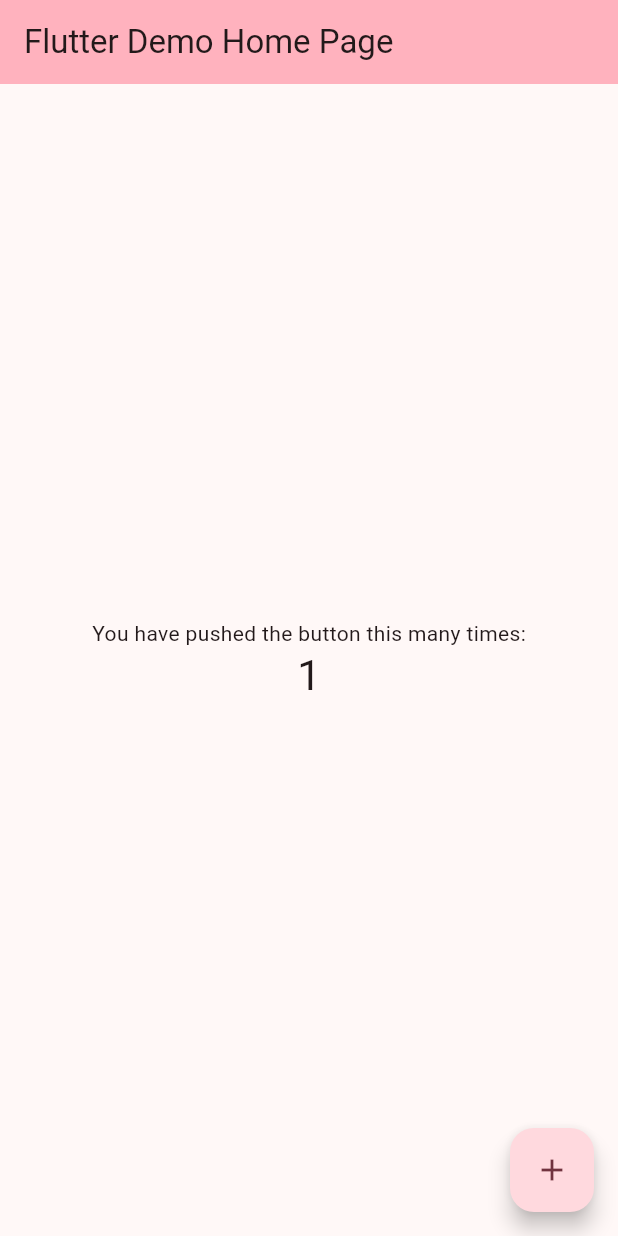
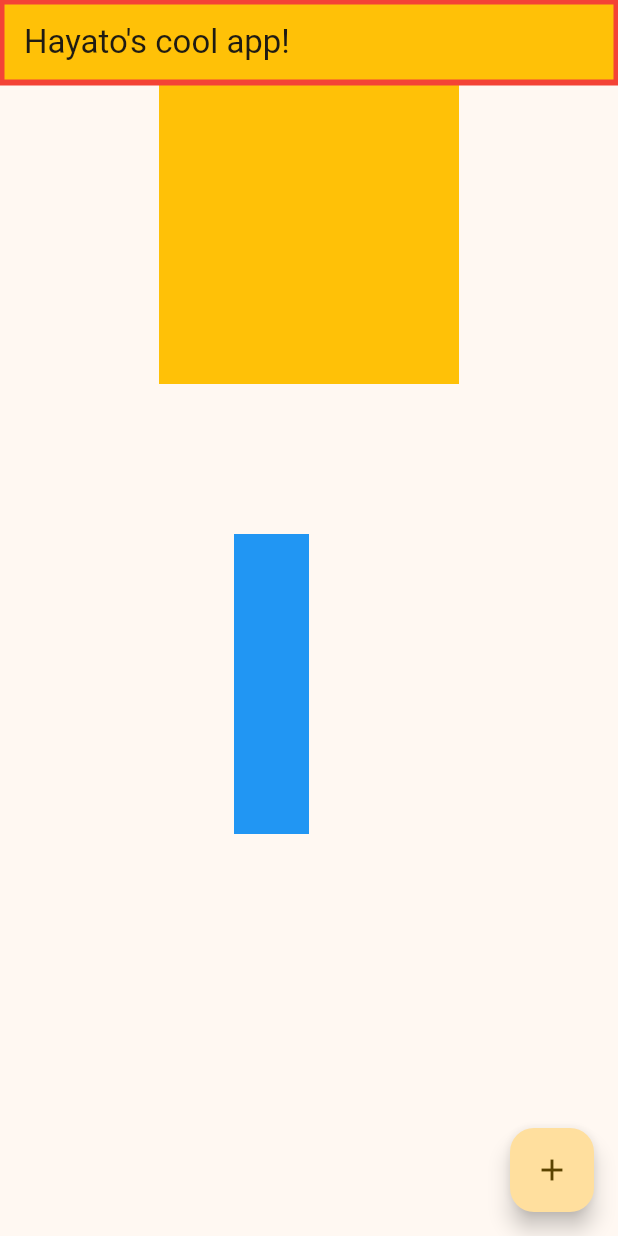
Before and after one commit to drdrongo/flutter-test, a Flutter app: the screen it shows after launch, after a tap on the "add" icon, on a phone screen of 412 x 824 dp. Run offline on Flutter 3.47's test engine with Material 3 defaults, Android fonts, the phone set to English and light mode, and no system bars.

```diff
--- a/lib/main.dart
+++ b/lib/main.dart
@@ -28,16 +28,17 @@ class MyApp extends StatelessWidget {
         //
         // This works for code too, not just values: Most code changes can be
         // tested with just a hot reload.
-        colorScheme: ColorScheme.fromSeed(seedColor: Colors.pink),
+        colorScheme: ColorScheme.fromSeed(seedColor: Colors.amber),
         useMaterial3: true,
       ),
-      home: const MyHomePage(title: 'Flutter Demo Home Page'),
+      home:
+          const MyHomePage(title: 'Hayato\'s cool app!', muffins: '3 Muffins!'),
     );
   }
 }
 
 class MyHomePage extends StatefulWidget {
-  const MyHomePage({super.key, required this.title});
+  const MyHomePage({super.key, required this.title, required this.muffins});
 
   // This widget is the home page of your application. It is stateful, meaning
   // that it has a State object (defined below) that contains fields that affect
@@ -49,6 +50,7 @@ class MyHomePage extends StatefulWidget {
   // always marked "final".
 
   final String title;
+  final String muffins;
 
   @override
   State<MyHomePage> createState() => _MyHomePageState();
@@ -56,6 +58,24 @@ class MyHomePage extends StatefulWidget {
 
 class _MyHomePageState extends State<MyHomePage> {
   int _counter = 0;
+  int muffinPets = 1;
+  double yOffset = 200;
+
+  void changeY() {
+    setState(() {
+      if (yOffset == 200) {
+        yOffset = 300;
+      } else {
+        yOffset = 200;
+      }
+    });
+  }
+
+  void _petMuffin() {
+    setState(() {
+      muffinPets++;
+    });
+  }
 
   void _incrementCounter() {
     setState(() {
@@ -81,7 +101,12 @@ class _MyHomePageState extends State<MyHomePage> {
         // TRY THIS: Try changing the color here to a specific color (to
         // Colors.amber, perhaps?) and trigger a hot reload to see the AppBar
         // change color while the other colors stay the same.
-        backgroundColor: Theme.of(context).colorScheme.inversePrimary,
+        // backgroundColor: Theme.of(context).colorScheme.inverseSurface,
+        backgroundColor: Colors.amber,
+        shadowColor: Colors.pink,
+        // shape: StarBorder(points: 5),
+        shape: BeveledRectangleBorder(
+            side: BorderSide(width: 2, color: Colors.red)),
         // Here we take the value from the MyHomePage object that was created by
         // the App.build method, and use it to set our appbar title.
         title: Text(widget.title),
@@ -89,7 +114,7 @@ class _MyHomePageState extends State<MyHomePage> {
       body: Center(
         // Center is a layout widget. It takes a single child and positions it
         // in the middle of the parent.
-        child: Column(
+        child: Stack(
           // Column is also a layout widget. It takes a list of children and
           // arranges them vertically. By default, it sizes itself to fit its
           // children horizontally, and tries to be as tall as its parent.
@@ -103,21 +128,30 @@ class _MyHomePageState extends State<MyHomePage> {
           // TRY THIS: Invoke "debug painting" (choose the "Toggle Debug Paint"
           // action in the IDE, or press "p" in the console), to see the
           // wireframe for each widget.
-          mainAxisAlignment: MainAxisAlignment.center,
+          // mainAxisAlignment: MainAxisAlignment.center,
           children: <Widget>[
-            const Text(
-              'You have pushed the button this many times:',
-            ),
-            Text(
-              '$_counter',
-              style: Theme.of(context).textTheme.headlineMedium,
-            ),
+            AnimatedPositioned(
+                duration: const Duration(seconds: 1),
+                height: 200,
+                left: 50,
+                top: yOffset,
+                child: Container(height: 50, width: 50, color: Colors.blue)),
+            Column(children: [
+              Container(height: 200, width: 200, color: Colors.amber)
+            ]),
+            // const Text(
+            //   'You have petted Muffin this many times:',
+            // ),
+            // Text(
+            //   '$muffinPets',
+            //   style: Theme.of(context).textTheme.headlineMedium,
+            // ),
           ],
         ),
       ),
       floatingActionButton: FloatingActionButton(
-        onPressed: _incrementCounter,
-        tooltip: 'Increment',
+        onPressed: changeY,
+        tooltip: 'Pet Muffin!',
         child: const Icon(Icons.add),
       ), // This trailing comma makes auto-formatting nicer for build methods.
     );
```
